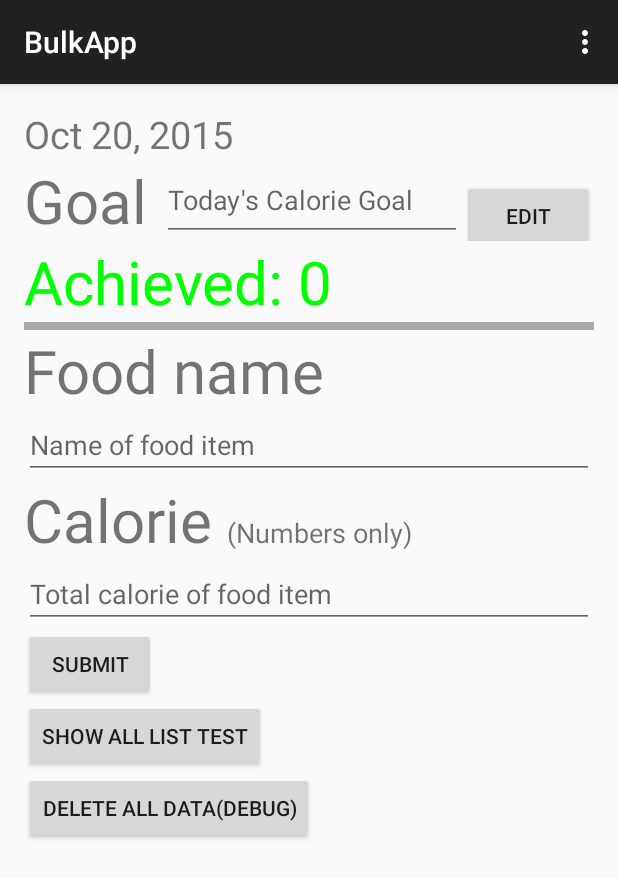
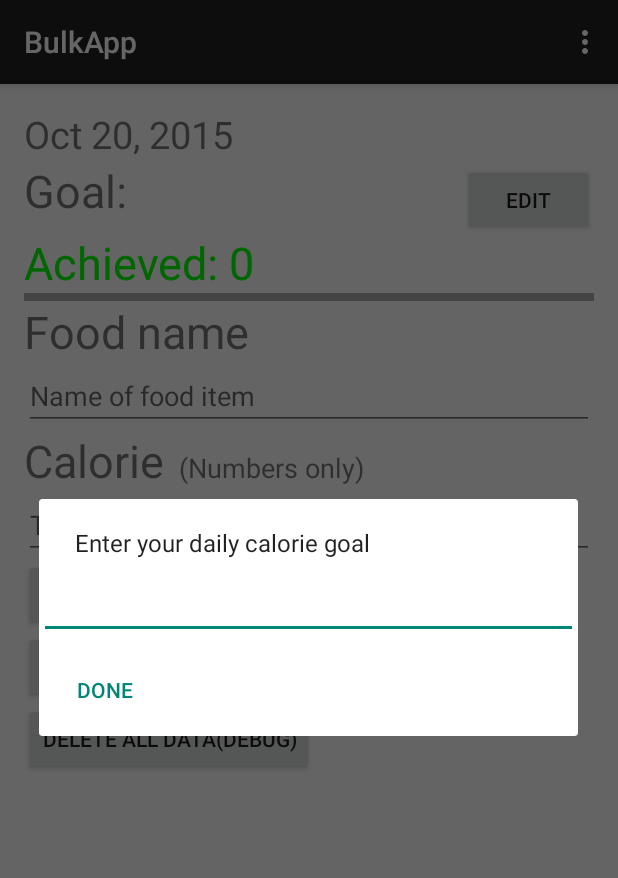
Before and after one commit to andy168chipz/BulkApp, an Android app: the screen it shows after launch (MainActivity), in the options menu, after a tap on "Settings", on a phone screen of 412 x 824 dp. Shown: the top 878 px of the screen. Run offline under Robolectric (Android 15) with nearby library versions, the phone set to English and light mode, and no system bars.

Commit message:
string.xml file

```diff
--- a/app/src/main/java/com/app/andy/bulkapp/MainFragment.java
+++ b/app/src/main/java/com/app/andy/bulkapp/MainFragment.java
@@ -31,13 +31,14 @@ import java.util.Date;
  */
 public class MainFragment extends Fragment {
 
-	private EditText foodNameEdit, calorieCountEdit, goalEditText;
+	private EditText foodNameEdit, calorieCountEdit;
 	private FoodItemDataSource dataSource;
 	private static final String LOG_TAG = "Bulk Fragment";
 	private ListShowListener showListener;
-	private TextView achievedText;
+	private TextView achievedText, goalEditText;
 	private SharedPreferences sharedPreferences;
 	private int goal, achieved;
+	private final String CALORIE_GOAL = "calorie_goal";
 	private final int SHARED_PREF_DEF_VALUE = -100;
 
 	public interface ListShowListener {
@@ -59,16 +60,17 @@ public class MainFragment extends Fragment {
 	@Override
 	public void onCreate(@Nullable Bundle savedInstanceState) {
 		super.onCreate(savedInstanceState);
-		sharedPreferences = getActivity().getPreferences(Context.MODE_PRIVATE);
-		goal = sharedPreferences.getInt("calorie_goal", SHARED_PREF_DEF_VALUE);
-		if (goal == SHARED_PREF_DEF_VALUE) {
-			promptGoalDialog();
-		}
+
 	}
 
 	@Nullable
 	@Override
 	public View onCreateView(LayoutInflater inflater, ViewGroup container, Bundle savedInstanceState) {
+		sharedPreferences = getActivity().getPreferences(Context.MODE_PRIVATE);
+		goal = sharedPreferences.getInt(CALORIE_GOAL, SHARED_PREF_DEF_VALUE);
+		if (goal == SHARED_PREF_DEF_VALUE) {
+			promptGoalDialog();
+		}
 		View view = inflater.inflate(R.layout.main_fragment, container, false);
 		dataSource = new FoodItemDataSource(getActivity());
 		try {
@@ -106,13 +108,13 @@ public class MainFragment extends Fragment {
 	private void init(View view) {
 		TextView dateText = (TextView) view.findViewById(R.id.dateTextView);
 		dateText.setText(getDate());
-		goalEditText = (EditText) view.findViewById(R.id.goalEditText);
+		goalEditText = (TextView) view.findViewById(R.id.goalTextView);
 		if (goal != SHARED_PREF_DEF_VALUE) {
 			goalEditText.setText(Integer.toString(goal));
 		}
 		achieved = getAchieved();
 		achievedText = (TextView) view.findViewById(R.id.achieveText);
-		achievedText.setText("Achieved: " + Integer.toString(achieved));
+		achievedText.setText(getContext().getString(R.string.achieved) + Integer.toString(achieved));
 		achievedText.setTextColor(achieved > goal ? Color.GREEN : Color.RED);
 		foodNameEdit = (EditText) view.findViewById(R.id.foodEditText);
 		calorieCountEdit = (EditText) view.findViewById(R.id.calEditText);
@@ -149,10 +151,10 @@ public class MainFragment extends Fragment {
 				String foodName = foodNameEdit.getText().toString();
 				String calorieCount = calorieCountEdit.getText().toString();
 				if (foodName.equals("")) {
-					Toast.makeText(getActivity().getBaseContext(), "You didn't enter a food name!", Toast.LENGTH_SHORT).show();
+					Toast.makeText(getActivity().getBaseContext(), R.string.warning_enter_food, Toast.LENGTH_SHORT).show();
 					return;
 				} else if (calorieCount.equals("")) {
-					Toast.makeText(getActivity().getBaseContext(), "You didn't enter a calorie count!", Toast.LENGTH_SHORT).show();
+					Toast.makeText(getActivity().getBaseContext(), R.string.warning_enter_calorie, Toast.LENGTH_SHORT).show();
 					return;
 				}
 				//do save action
@@ -160,14 +162,14 @@ public class MainFragment extends Fragment {
 					FoodItem item = new FoodItem(foodName, Double.parseDouble(calorieCount), getDate());
 					long id = dataSource.insertFoodItem(item);
 					if (id == -1) {
-						Toast.makeText(getActivity().getBaseContext(), "There was an error inserting", Toast.LENGTH_SHORT).show();
+						Toast.makeText(getActivity().getBaseContext(), R.string.error_insert, Toast.LENGTH_SHORT).show();
 						Log.v("saveAction:", foodName + " " + calorieCount);
 					} else {
-						Log.v(LOG_TAG, "Insert successful" + id);
+						Log.v(LOG_TAG, R.string.success_insert + Long.toString(id));
 					}
 					foodNameEdit.setText("");
 					calorieCountEdit.setText("");
-					achievedText.setText("Achieved: " + getAchieved());
+					achievedText.setText(getContext().getString(R.string.achieved) + getAchieved());
 				}
 				break;
 			case R.id.showListButton:
@@ -177,8 +179,8 @@ public class MainFragment extends Fragment {
 				break;
 			case R.id.deleteAllButton:
 				AlertDialog.Builder builder = new AlertDialog.Builder(getActivity());
-				builder.setMessage("Are you sure you want to delete all entries?");
-				builder.setPositiveButton("Yes", new DialogInterface.OnClickListener() {
+				builder.setMessage(R.string.prompt_delete_all);
+				builder.setPositiveButton(R.string.yes, new DialogInterface.OnClickListener() {
 					@Override
 					public void onClick(DialogInterface dialog, int which) {
 						long id = dataSource.deleteAllItem();
@@ -187,7 +189,7 @@ public class MainFragment extends Fragment {
 						}
 					}
 				});
-				builder.setNegativeButton("No", new DialogInterface.OnClickListener() {
+				builder.setNegativeButton(R.string.no, new DialogInterface.OnClickListener() {
 					@Override
 					public void onClick(DialogInterface dialog, int which) {
 					}
@@ -206,7 +208,7 @@ public class MainFragment extends Fragment {
 
 	private void promptGoalDialog() {
 		AlertDialog.Builder builder = new AlertDialog.Builder(getActivity());
-		builder.setMessage("Enter your daily calorie goal");
+		builder.setMessage(R.string.prompt_enter_goal);
 		final EditText input = new EditText(getContext());
 		InputFilter filter[] = new InputFilter[1];
 		filter[0] = new InputFilter.LengthFilter(8);
@@ -214,7 +216,7 @@ public class MainFragment extends Fragment {
 		input.setInputType(InputType.TYPE_CLASS_NUMBER);
 
 		builder.setView(input);
-		builder.setNeutralButton("Done", null);
+		builder.setNeutralButton(R.string.done, null);
 		AlertDialog dialog = builder.create();
 		dialog.show();
 
@@ -227,11 +229,11 @@ public class MainFragment extends Fragment {
 			public void onClick(View view) {
 				String calorieAmount = input.getText().toString();
 				if (calorieAmount.equals("")) {
-					Toast.makeText(getActivity().getBaseContext(), "You need to enter a calorie count, You can change this later!", Toast.LENGTH_SHORT).show();
+					Toast.makeText(getActivity().getBaseContext(), R.string.warning_enter_calorie2, Toast.LENGTH_SHORT).show();
 				} else {
 					Log.v(LOG_TAG, calorieAmount);
 					SharedPreferences.Editor editor = sharedPreferences.edit();
-					editor.putInt("calorie_goal", Integer.parseInt(calorieAmount));
+					editor.putInt(CALORIE_GOAL, Integer.parseInt(calorieAmount));
 					editor.apply();
 					goalEditText.setText(calorieAmount);
 					dialog.dismiss();
--- a/app/src/main/res/layout/list_view.xml
+++ b/app/src/main/res/layout/list_view.xml
@@ -14,7 +14,7 @@
             android:layout_height="wrap_content"
             android:layout_weight="1"
             android:gravity="center"
-            android:text="Food"
+            android:text="@string/food"
             android:textSize="25sp"/>
 
         <View
@@ -27,7 +27,7 @@
             android:layout_height="wrap_content"
             android:layout_weight="1"
             android:gravity="center"
-            android:text="Calorie"
+            android:text="@string/calorie"
             android:textSize="25sp"/>
 
         <View
@@ -40,7 +40,7 @@
             android:layout_height="wrap_content"
             android:layout_weight="1"
             android:gravity="center"
-            android:text="Date"
+            android:text="@string/date"
             android:textSize="25sp"/>
     </LinearLayout>
 
--- a/app/src/main/res/layout/main_fragment.xml
+++ b/app/src/main/res/layout/main_fragment.xml
@@ -16,22 +16,22 @@
         <TextView
             android:layout_width="wrap_content"
             android:layout_height="wrap_content"
-            android:text="Goal"
-            android:textSize="40sp"
+            android:text="@string/goal"
+            android:textSize="30sp"
             android:id="@+id/goalText"/>
 
-        <EditText
+        <TextView
             android:layout_width="wrap_content"
             android:layout_height="match_parent"
-            android:hint="Today's Calorie Goal"
             android:layout_marginLeft="10dp"
-            android:id="@+id/goalEditText"
+            android:id="@+id/goalTextView"
+            android:textSize="30sp"
             android:layout_weight="1"/>
 
         <Button
             android:layout_width="wrap_content"
             android:layout_height="wrap_content"
-            android:text="Edit"
+            android:text="@string/edit"
             android:id="@+id/goalSaveButton"
             android:onClick="onClick"
             />
@@ -43,8 +43,8 @@
         <TextView
             android:layout_width="wrap_content"
             android:layout_height="wrap_content"
-            android:text="Achieved"
-            android:textSize="40sp"
+            android:text="@string/achieved"
+            android:textSize="30sp"
             android:id="@+id/achieveText"/>
     </LinearLayout>
 
@@ -58,16 +58,16 @@
     <TextView
         android:layout_width="wrap_content"
         android:layout_height="wrap_content"
-        android:text="Food name"
+        android:text="@string/food_name"
         android:id="@+id/foodTextView"
-        android:textSize="40sp"/>
+        android:textSize="30sp"/>
 
     <EditText
         android:layout_width="match_parent"
         android:layout_height="wrap_content"
         android:id="@+id/foodEditText"
         android:maxLength="20"
-        android:hint="Name of food item"/>
+        android:hint="@string/food_name_hint"/>
 
     <LinearLayout
         android:orientation="horizontal"
@@ -78,13 +78,13 @@
         <TextView
             android:layout_width="wrap_content"
             android:layout_height="wrap_content"
-            android:text="Calorie"
-            android:textSize="40sp"
+            android:text="@string/calorie"
+            android:textSize="30sp"
             android:id="@+id/calTextView"/>
         <TextView
             android:layout_width="wrap_content"
             android:layout_height="wrap_content"
-            android:text="(Numbers only)"
+            android:text="@string/calorie_rule"
             android:ellipsize="end"
             android:textSize="18sp"
             android:paddingLeft="10sp"/>
@@ -96,12 +96,12 @@
         android:id="@+id/calEditText"
         android:inputType="numberDecimal"
         android:maxLength="7"
-        android:hint="Total calorie of food item"/>
+        android:hint="@string/calorie_hint"/>
 
     <Button
         android:layout_width="wrap_content"
         android:layout_height="wrap_content"
-        android:text="Submit"
+        android:text="@string/submit"
         android:onClick="onClick"
         android:id="@+id/submitButton"/>
 
@@ -110,7 +110,7 @@
         android:layout_height="wrap_content"
         android:id="@+id/showListButton"
         android:onClick="onClick"
-        android:text="SHOW ALL LIST TEST"/>
+        android:text="@string/show_all"/>
 
     <Button
         android:layout_width="wrap_content"
--- a/app/src/main/res/values/strings.xml
+++ b/app/src/main/res/values/strings.xml
@@ -3,4 +3,38 @@
 
     <string name="hello_world">Hello world!</string>
     <string name="action_settings">Settings</string>
+
+    <!-- Static strings -->
+    <string name="goal">Goal:</string>
+    <string name="achieved">Achieved:\u0020</string>
+    <string name="food_name">Food name</string>
+    <string name="calorie">Calorie</string>
+    <string name="date">Date</string>
+    <string name="food">Food</string>
+    <!-- Hints -->
+    <string name="food_name_hint">Name of food item</string>
+    <string name="calorie_hint">Total calorie of food item</string>
+    <string name="calorie_rule">(Numbers only)</string>
+
+    <!-- Toast warnings -->
+    <string name="warning_enter_food">You didn\'t enter a food name!</string>
+    <string name="warning_enter_calorie">You didn\'t enter a calorie count!</string>
+    <string name="warning_enter_calorie2">You need to enter a calorie count, You can change this later!</string>
+
+    <!-- Toast response -->
+    <string name="error_insert">There was an error inserting</string>
+    <string name="success_insert">Submit successful!</string>
+
+    <!-- Prompts -->
+    <string name="prompt_enter_goal">Enter your daily calorie goal</string>
+    <string name="prompt_delete_all">Are you sure you want to delete all entries?</string>
+
+    <!-- Buttons -->
+    <string name="yes">Yes</string>
+    <string name="no">No</string>
+    <string name="done">Done</string>
+    <string name="edit">Edit</string>
+    <string name="submit">Submit</string>
+    <string name="show_all">Show All</string>
+
 </resources>
```
